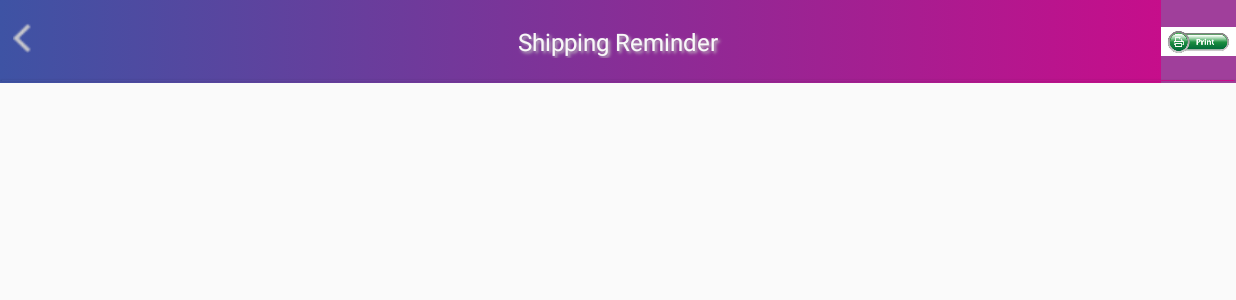
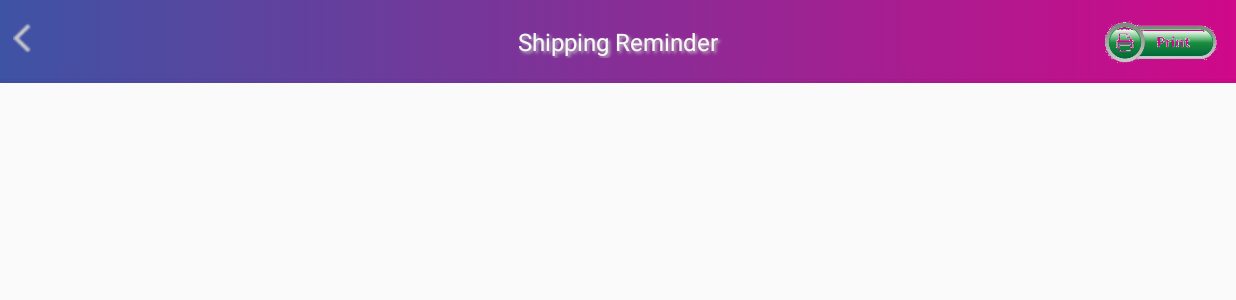
Before and after one commit to roagra/smbhackathon, an Android app: the MainActivity screen opened directly, with no data from a screen before it, on a phone screen of 824 x 412 dp (held sideways). Shown: the top 300 px of the screen. Run offline under Robolectric (Android 15) with nearby library versions, the phone set to English and light mode, and no system bars; libraries missing offline, so code that uses them is left out: com.google.api.client, com.google.api.services, pub.devrel.easypermissions; 3 statements that could not run were skipped.

Commit message:
updated image.

```diff
--- a/app/src/main/res/layout/header_with_action.xml
+++ b/app/src/main/res/layout/header_with_action.xml
@@ -14,6 +14,7 @@
         android:layout_height="@dimen/dp_30"
         android:layout_alignParentLeft="true"
         android:paddingBottom="@dimen/dp_10"
+
         android:scaleType="fitCenter"
         android:src="@drawable/back" />
     <TextView
@@ -35,13 +36,11 @@
 
     <ImageView
         android:id="@+id/printLabels"
-        android:layout_width="@dimen/dp_50"
-        android:layout_height="@dimen/dp_110"
+        android:layout_width="@dimen/dp_100"
+        android:layout_height="@dimen/dp_200"
         android:paddingTop="@dimen/dp_10"
         android:layout_alignParentRight="true"
         android:paddingBottom="@dimen/dp_10"
-        android:background="@color/pb_purple_500"
-        android:scaleType="fitCenter"
         android:src="@drawable/print" />
 
     <View
--- a/app/src/main/res/layout/list_row.xml
+++ b/app/src/main/res/layout/list_row.xml
@@ -21,7 +21,7 @@
         <ImageView
             android:id="@+id/list_image"
             android:layout_width="50dip"
-            android:layout_height="50dip"
+            android:layout_height="70dip"
             android:src="@drawable/images" />
 
         <CheckBox
```
Also changed, not shown: app/src/main/res/drawable/print.jpg (deleted), app/src/main/res/drawable/print.png (added).
